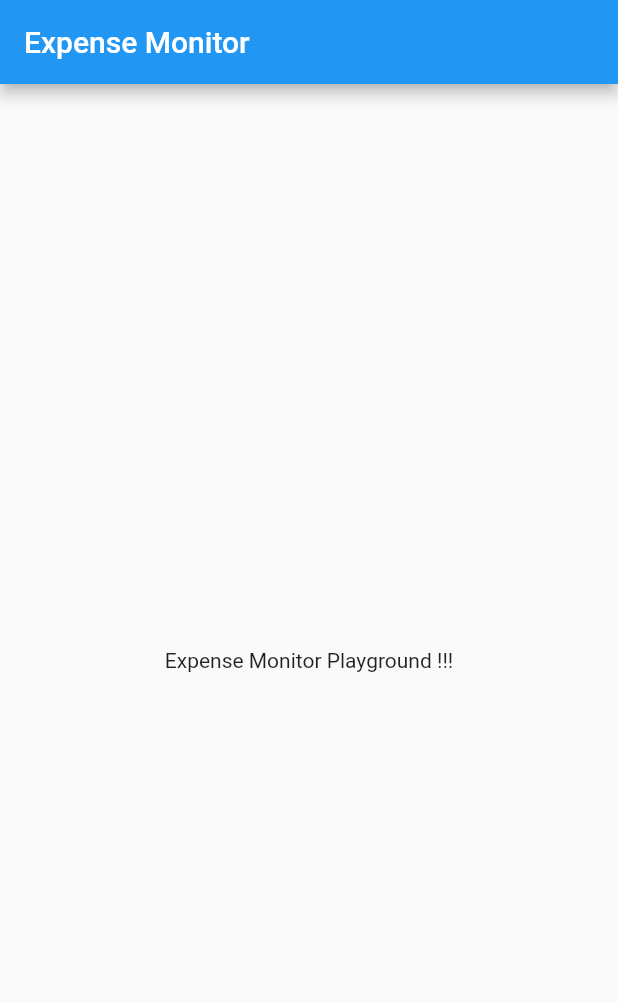
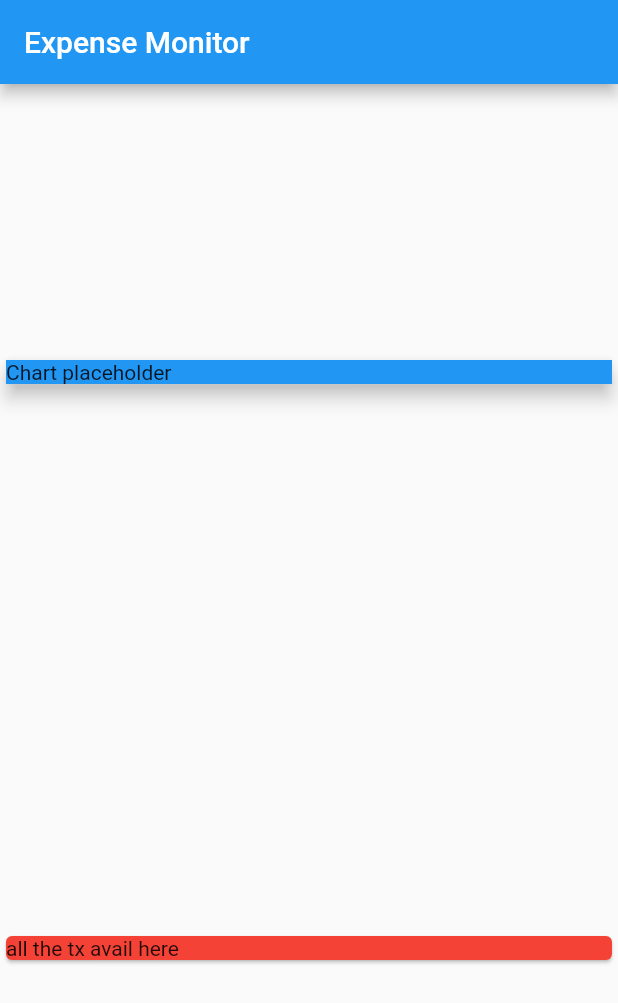
Before and after one commit to bunny3025/flutter, a Flutter app: the screen it shows after launch, on a phone screen of 412 x 824 dp. Shown: the top 1003 px of the screen. Run offline on Flutter 3.47's test engine with Material 2 defaults, Android fonts, the phone set to English and light mode, and no system bars.

Commit message:
Played with Card widget and Column widget for position of the widget on the screen.

```diff
--- a/expense_monitor/lib/main.dart
+++ b/expense_monitor/lib/main.dart
@@ -19,8 +19,28 @@ class HomePage extends StatelessWidget {
       appBar: AppBar(
         title: Text('Expense Monitor'),
       ),
-      body: Center(
-        child: Text('Expense Monitor Playground !!!'),
+      body: Column(
+        mainAxisAlignment: MainAxisAlignment.spaceAround,
+        crossAxisAlignment: CrossAxisAlignment.stretch,
+        children: <Widget>[
+          Container(
+            width: double.infinity,
+            child: Card(
+              child: Container(
+                color: Colors.blue,
+                child: Text(
+                  'Chart placeholder',
+                ),
+                //width: double.infinity,
+              ),
+              elevation: 5,
+            ),
+          ),
+          Card(
+            child: Text('all the tx avail here'),
+            color: Colors.red,
+          )
+        ],
       ),
     );
   }
```
